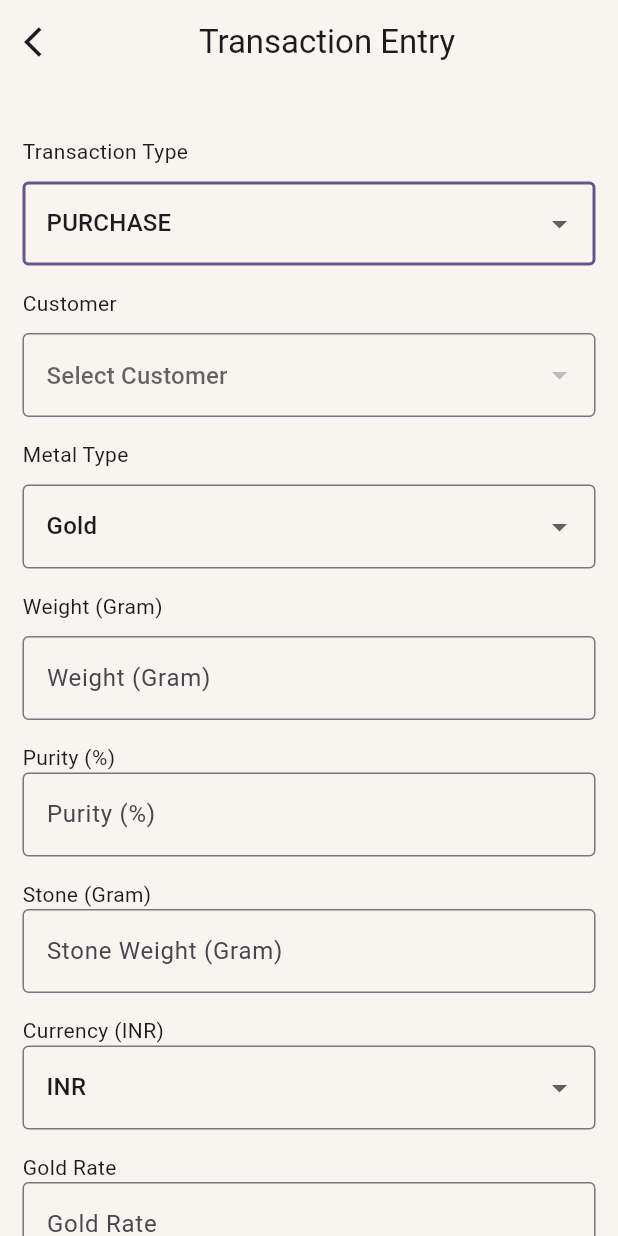
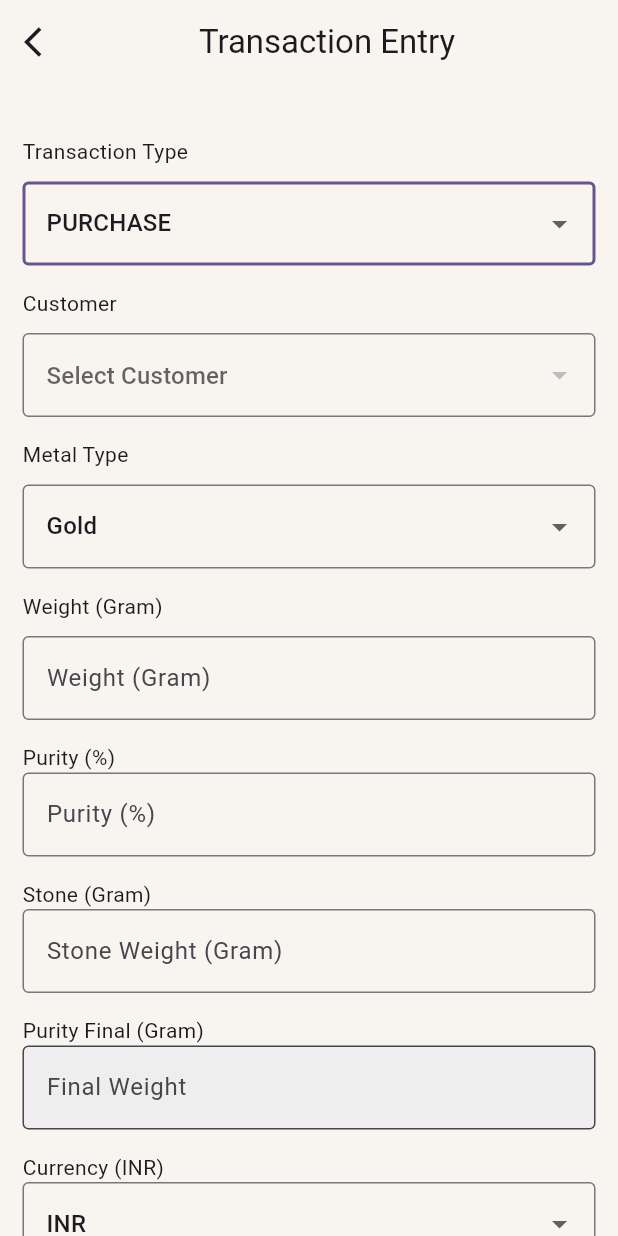
Before and after one commit to vikassharma-jigro/jewellery_app, a Flutter app: the AddStockScreen screen opened directly, on a phone screen of 412 x 824 dp. Run offline on Flutter 3.47's test engine with Material 3 defaults, Android fonts, the phone set to English and light mode, and no system bars; our stand-ins replace dio, equatable, fl_chart, flutter_bloc, flutter_secure_storage, google_fonts and 4 more; accounts and stored records are empty; network calls fail.

Commit message:
refactor: update transaction weight logic and split customer stock tracking into gold and jewellery categories

```diff
--- a/lib/main.dart
+++ b/lib/main.dart
@@ -1,6 +1,6 @@
 import 'package:flutter/material.dart';
 import 'package:flutter_bloc/flutter_bloc.dart';
-import 'package:jewellary_stock/screens/calculator_screen.dart';
+import 'package:jewellary_stock/screens/login_screen.dart';
 
 import 'core/utils/api_service.dart';
 import 'repositories/auth_repository.dart';
@@ -78,7 +78,7 @@ class MyApp extends StatelessWidget {
             colorScheme: ColorScheme.fromSeed(seedColor: Colors.deepPurple),
             useMaterial3: true,
           ),
-          home: const CalculatorScreen(),
+          home: const LoginScreen(),
         ),
       ),
     );
--- a/lib/screens/add_stock_screen.dart
+++ b/lib/screens/add_stock_screen.dart
@@ -33,6 +33,7 @@ class _AddStockScreenState extends State<AddStockScreen> {
   final goldRateController = TextEditingController();
   final makingChargesController = TextEditingController();
   final linkedTransactionIdController = TextEditingController();
+  final purityFinalController = TextEditingController();
   DateTime? selectedDate;
   String? selectedCustomerId;
 
@@ -54,6 +55,9 @@ class _AddStockScreenState extends State<AddStockScreen> {
 
     weightController.addListener(_calculateAmount);
     goldRateController.addListener(_calculateAmount);
+    weightController.addListener(_calculatePurityFinal);
+    wastageController.addListener(_calculatePurityFinal);
+    stoneController.addListener(_calculatePurityFinal);
 
     context.read<CustomerCubit>().fetchCustomers();
   }
@@ -75,6 +79,26 @@ class _AddStockScreenState extends State<AddStockScreen> {
     }
   }
 
+  void _calculatePurityFinal() {
+    final weight = double.tryParse(weightController.text.trim());
+    final wastage = double.tryParse(wastageController.text.trim());
+    final stone = double.tryParse(stoneController.text.trim());
+
+    if (weight != null && wastage != null) {
+      final netWeight = weight - (stone ?? 0);
+      final finalW = netWeight * (wastage / 100);
+
+      final newFinal = finalW.toStringAsFixed(2);
+      if (purityFinalController.text != newFinal) {
+        purityFinalController.text = newFinal;
+      }
+    } else {
+      if (purityFinalController.text.isNotEmpty) {
+        purityFinalController.text = "";
+      }
+    }
+  }
+
   @override
   void dispose() {
     weightController.dispose();
@@ -85,6 +109,7 @@ class _AddStockScreenState extends State<AddStockScreen> {
     stoneController.dispose();
     goldRateController.dispose();
     linkedTransactionIdController.dispose();
+    purityFinalController.dispose();
     super.dispose();
   }
 
@@ -131,7 +156,7 @@ class _AddStockScreenState extends State<AddStockScreen> {
                 const Text("Transaction Type"),
                 const SizedBox(height: 10),
 
-                /// Drop Down Open For Transection Selection Type
+                /// Drop Down Open For Transaction Selection Type
                 DropdownButtonFormField<TransactionType>(
                   dropdownColor: kBg,
                   enableFeedback: true,
@@ -302,6 +327,19 @@ class _AddStockScreenState extends State<AddStockScreen> {
                     decoration: const InputDecoration(
                       hintText: "Stone Weight (Gram)",
                       border: OutlineInputBorder(),
+                    ),
+                  ),
+
+                  const SizedBox(height: 15),
+                  const Text("Purity Final (Gram)"),
+                  TextFormField(
+                    controller: purityFinalController,
+                    readOnly: true,
+                    decoration: InputDecoration(
+                      hintText: "Final Weight",
+                      border: const OutlineInputBorder(),
+                      fillColor: Colors.grey.shade200,
+                      filled: true,
                     ),
                   ),
 
@@ -556,8 +594,6 @@ class _AddStockScreenState extends State<AddStockScreen> {
                               ? null
                               : linkedTransactionIdStr,
                         );
-
-                        context.read<StockCubit>().fetchStockData();
                       },
                       child: const Text(
                         "SAVE",
--- a/lib/screens/all_transactions_screen.dart
+++ b/lib/screens/all_transactions_screen.dart
@@ -158,7 +158,7 @@ class _TxTile extends StatelessWidget {
       if (tx.metalType != MetalType.none) {
         sub += ' · ${tx.metalType.name.toUpperCase()}';
       }
-      amount = '${tx.weight?.toStringAsFixed(2) ?? "0.00"} g';
+      amount = '${(tx.finalWeight ?? tx.weight)?.toStringAsFixed(2) ?? "0.00"} g';
     }
 
     amount = (isIn ? '+' : '-') + amount;
--- a/lib/screens/customer_report_screen.dart
+++ b/lib/screens/customer_report_screen.dart
@@ -68,7 +68,8 @@ class CustomerReportListScreen extends StatelessWidget {
                             customerId: customer.id,
                             name: customer.name,
                             phone: customer.phone ?? '',
-                            stock: '',
+                            goldStock: '',
+                            jewelleryStock: '',
                             payment: '',
                           ),
                         ),
--- a/lib/screens/splash_screen.dart
+++ b/lib/screens/splash_screen.dart
@@ -1,6 +1,7 @@
 import 'dart:async';
 import 'package:flutter/material.dart';
 import 'package:flutter_bloc/flutter_bloc.dart';
+import 'package:jewellary_stock/screens/login_screen.dart';
 import '../screens/calculator_screen.dart';
 import '../theme/app_theme.dart';
 import '../widgets/common.dart';
@@ -42,7 +43,7 @@ class _SplashScreenState extends State<SplashScreen> {
     } else if (state is AuthUnauthenticated || state is AuthError) {
       Navigator.pushReplacement(
         context,
-        MaterialPageRoute(builder: (_) => const CalculatorScreen()),
+        MaterialPageRoute(builder: (_) => const LoginScreen()),
       );
     }
   }
```
Also changed, not shown: lib/screens/customer_details_screen.dart (+92 -83 lines), lib/screens/customers_screen.dart (+4 -3 lines), lib/screens/dashboard_screen.dart (+27 -13 lines).
